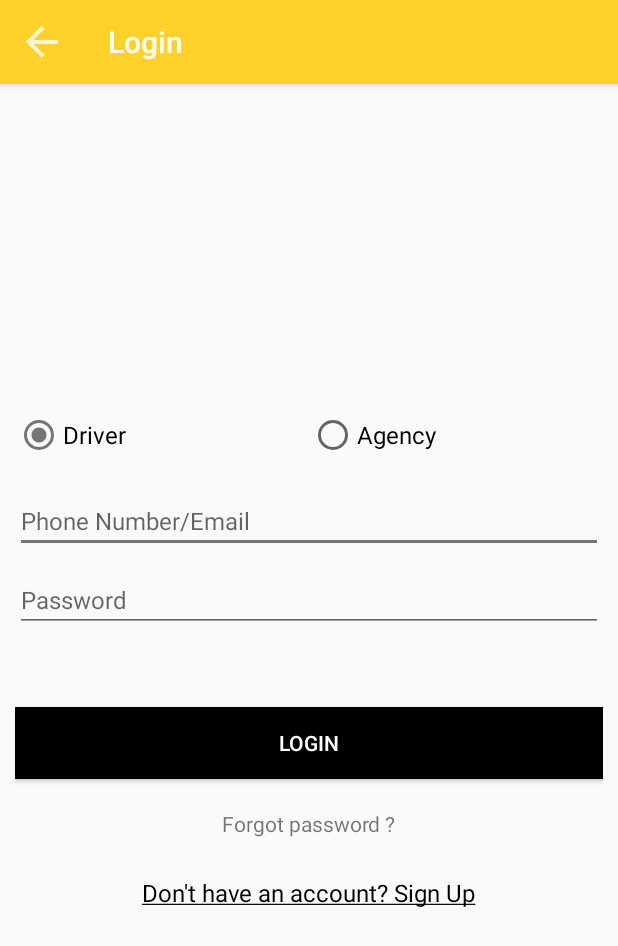
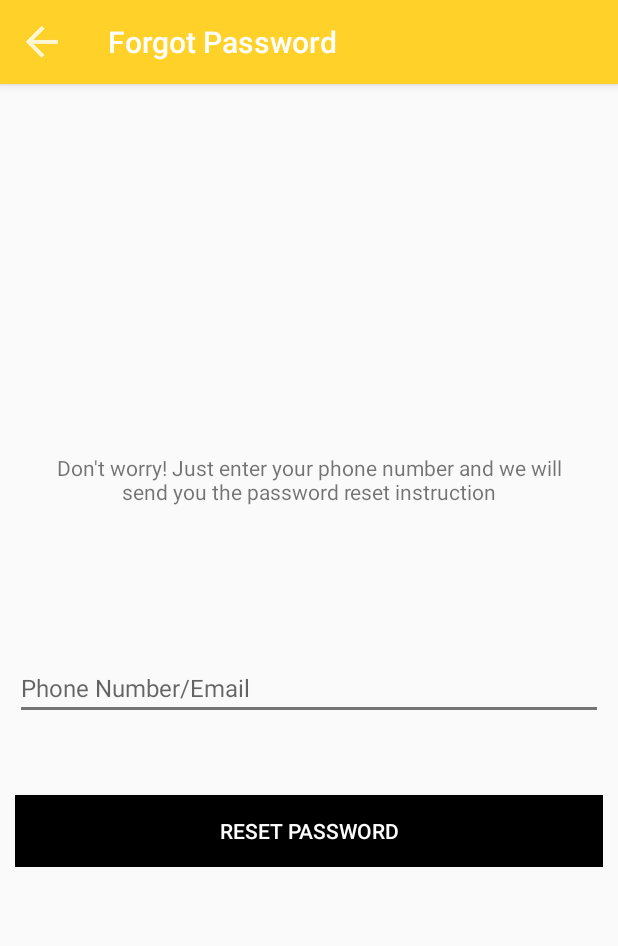
Before and after one commit to onkar-c/CabWay, an Android app: the screen it shows after launch (LoginActivity before the commit, ForgotPasswordActivity after it), after a tap on "Forgot password ?", on a phone screen of 412 x 824 dp. Shown: the top 946 px of the screen. Run offline under Robolectric (Android 15) with nearby library versions, the phone set to English and light mode, and no system bars; our stand-ins replace ButterKnife.

Commit message:
Forgot password activity ui done, gradel version changes

```diff
--- a/app/build.gradle
+++ b/app/build.gradle
@@ -9,6 +9,9 @@ android {
         versionCode 1
         versionName "1.0"
         testInstrumentationRunner "android.support.test.runner.AndroidJUnitRunner"
+    }
+    packagingOptions {
+        exclude 'META-INF/services/javax.annotation.processing.Processor'
     }
     buildTypes {
         release {
--- a/app/src/main/java/com/example/cabway/ui/activities/BaseActivity.java
+++ b/app/src/main/java/com/example/cabway/ui/activities/BaseActivity.java
@@ -14,7 +14,7 @@ import com.example.cabway.Utils.ConnectivityUtils;
 public class BaseActivity extends AppCompatActivity {
 
     private LinearLayout loadingProgressBar;
-    private ActionBar actionBar;
+
     @Override
     protected void onCreate(Bundle savedInstanceState) {
         super.onCreate(savedInstanceState);
@@ -87,7 +87,7 @@ public class BaseActivity extends AppCompatActivity {
     }
 
     protected void setUpActionBar(){
-        actionBar = getSupportActionBar();
+        ActionBar actionBar = getSupportActionBar();
         if (actionBar != null) {
             actionBar.setDisplayHomeAsUpEnabled(true);
             actionBar.setHomeAsUpIndicator(R.drawable.ic_back_arrow);
--- /dev/null
+++ b/app/src/main/java/com/example/cabway/ui/activities/ForgotPasswordActivity.java
@@ -0,0 +1,32 @@
+package com.example.cabway.ui.activities;
+
+import android.os.Bundle;
+import android.widget.EditText;
+import android.widget.Toast;
+
+import com.example.cabway.R;
+
+import butterknife.BindView;
+import butterknife.ButterKnife;
+import butterknife.OnClick;
+
+public class ForgotPasswordActivity extends BaseActivity {
+
+    @BindView(R.id.phone_or_email)
+    EditText etUserName;
+
+    @Override
+    protected void onCreate(Bundle savedInstanceState) {
+        super.onCreate(savedInstanceState);
+        setContentView(R.layout.activity_forgot_password);
+        initBaseViews();
+        setUpActionBar();
+        ButterKnife.bind(this);
+    }
+
+    @OnClick(R.id.reset_password)
+    void resetPassword() {
+        Toast.makeText(this, "" + etUserName.getText(), Toast.LENGTH_SHORT).show();
+    }
+
+}
--- a/app/src/main/java/com/example/cabway/ui/activities/LoginActivity.java
+++ b/app/src/main/java/com/example/cabway/ui/activities/LoginActivity.java
@@ -1,5 +1,6 @@
 package com.example.cabway.ui.activities;
 
+import android.content.Intent;
 import android.os.Bundle;
 import android.widget.EditText;
 import android.widget.RadioButton;
@@ -40,12 +41,13 @@ public class LoginActivity extends BaseActivity {
 
     @OnClick(R.id.login)
     void verifyCredentials() {
+        if(checkNetworkAvailableWithError())
         Toast.makeText(this, "" + etUserName.getText() + " " + etPassword.getText() + " " + userLoginType, Toast.LENGTH_SHORT).show();
     }
 
     @OnClick(R.id.forgot_password)
     void startForgetPasswordActivity() {
-        Toast.makeText(this, "ForgotPassword clicked", Toast.LENGTH_SHORT).show();
+        startActivity(new Intent(this, ForgotPasswordActivity.class));
     }
 
     @OnClick(R.id.sign_up)
--- /dev/null
+++ b/app/src/main/res/layout/activity_forgot_password.xml
@@ -0,0 +1,49 @@
+<?xml version="1.0" encoding="utf-8"?>
+<RelativeLayout xmlns:android="http://schemas.android.com/apk/res/android"
+    xmlns:tools="http://schemas.android.com/tools"
+    android:layout_width="match_parent"
+    android:layout_height="match_parent"
+    tools:context=".ui.activities.ForgotPasswordActivity">
+
+    <RelativeLayout
+        android:layout_width="match_parent"
+        android:layout_height="wrap_content"
+        android:layout_centerInParent="true"
+        android:layout_marginStart="10dp"
+        android:layout_marginEnd="10dp">
+
+        <TextView
+            android:id="@+id/message"
+            android:layout_width="wrap_content"
+            android:layout_height="wrap_content"
+            android:layout_marginStart="15dp"
+            android:layout_marginEnd="15dp"
+            android:text="@string/forgot_password_message"
+            android:textAlignment="center" />
+
+        <EditText
+            android:id="@+id/phone_or_email"
+            android:layout_width="match_parent"
+            android:layout_height="wrap_content"
+            android:layout_below="@+id/message"
+            android:layout_marginTop="100dp"
+            android:hint="@string/login_phone_email"
+            android:inputType="phone|textEmailAddress"
+            android:maxLines="1"
+            android:textSize="16sp"
+            tools:ignore="Autofill" />
+
+        <Button
+            android:id="@+id/reset_password"
+            android:layout_width="match_parent"
+            android:layout_height="wrap_content"
+            android:layout_below="@+id/phone_or_email"
+            android:layout_marginTop="50dp"
+            android:background="@android:color/black"
+            android:text="@string/reset_password"
+            android:textColor="@android:color/white" />
+    </RelativeLayout>
+
+    <include layout="@layout/progress_bar" />
+
+</RelativeLayout>
--- a/app/src/main/res/layout/activity_login.xml
+++ b/app/src/main/res/layout/activity_login.xml
@@ -46,7 +46,8 @@
             android:hint="@string/login_phone_email"
             android:inputType="phone|textEmailAddress"
             android:maxLines="1"
-            android:textSize="16sp" />
+            android:textSize="16sp"
+            tools:ignore="Autofill" />
 
         <EditText
             android:id="@+id/password"
@@ -56,12 +57,13 @@
             android:hint="@string/password"
             android:inputType="textPassword"
             android:maxLines="1"
-            android:textSize="16sp" />
+            android:textSize="16sp"
+            tools:ignore="Autofill" />
 
         <Button
             android:id="@+id/login"
             android:layout_width="match_parent"
-            android:layout_height="match_parent"
+            android:layout_height="wrap_content"
             android:layout_marginTop="50dp"
             android:background="@android:color/black"
             android:text="@string/ui_login"
@@ -74,7 +76,7 @@
             android:layout_height="wrap_content"
             android:layout_gravity="center_horizontal"
             android:layout_marginTop="20dp"
-            android:text="@string/forgot_password"
+            android:text="@string/ui_forgot_password"
             android:textSize="14sp" />
 
         <TextView
--- a/app/src/main/res/values/strings.xml
+++ b/app/src/main/res/values/strings.xml
@@ -10,13 +10,16 @@
     <string name="login_phone_email">Phone Number/Email</string>
     <string name="password">Password</string>
     <string name="ui_login">LOGIN</string>
-    <string name="forgot_password">Forgot password ?</string>
+    <string name="reset_password">RESET PASSWORD</string>
+    <string name="ui_forgot_password">Forgot password ?</string>
     <string name="need_an_account"><u>Don\'t have an account? Sign Up</u></string>
     <string name="agency">Agency</string>
     <string name="driver">Driver</string>
+    <string name="forgot_password_message">Don\'t worry! Just enter your phone number and we will send you the password reset instruction </string>
 
     // Screen Labels
     <string name="login">Login</string>
+    <string name="forgot_password">Forgot Password</string>
 
 
 </resources>
--- a/build.gradle
+++ b/build.gradle
@@ -7,7 +7,7 @@ buildscript {
         jcenter()
     }
     dependencies {
-        classpath 'com.android.tools.build:gradle:3.1.3'
+        classpath 'com.android.tools.build:gradle:3.4.1'
 
 
         // NOTE: Do not place your application dependencies here; they belong
```
Also changed, not shown: app/src/main/AndroidManifest.xml (+14 -4 lines).
